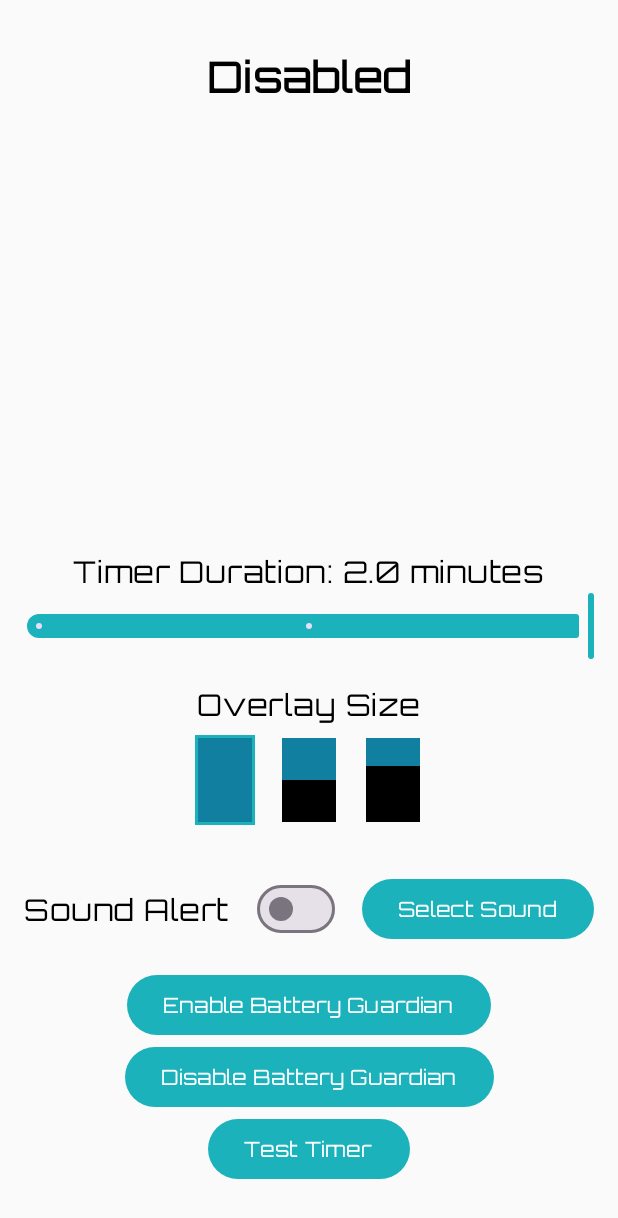
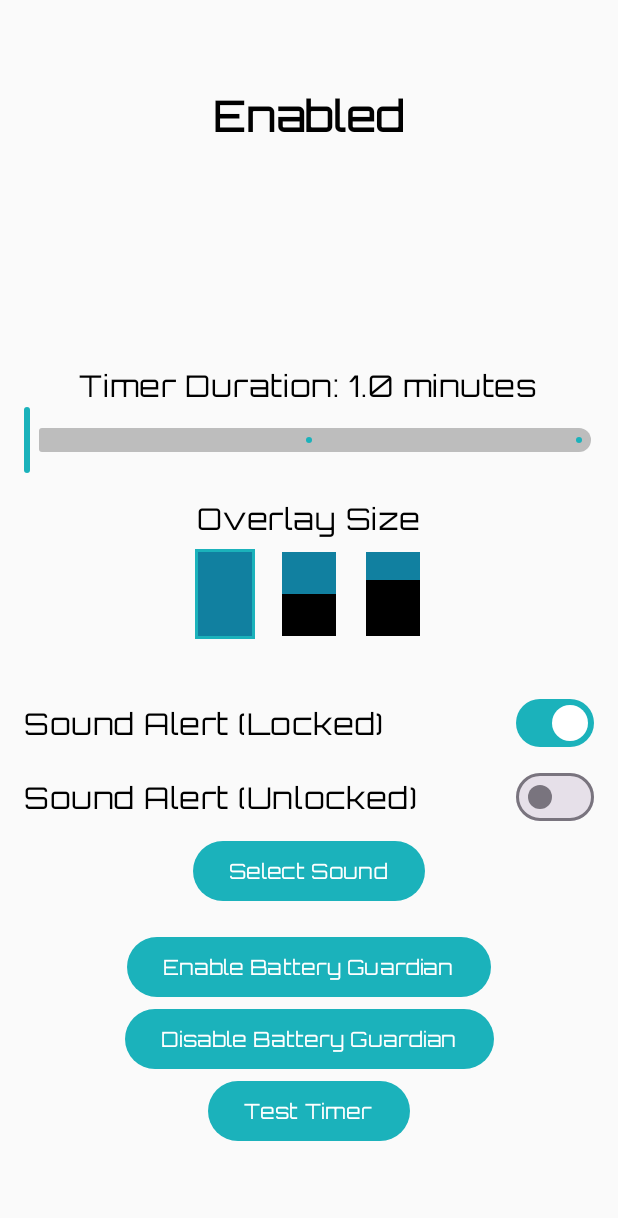
Before and after one commit to clyders42/Battery_Gaurdian, an Android app built with Jetpack Compose: the screen it shows after launch (MainActivity), on a phone screen of 412 x 824 dp. Shown: the top 1218 px of the screen. Run offline under Robolectric (Android 15) with nearby library versions, the phone set to English and light mode, and no system bars.

Commit message:
added logic for locked and unlocked state

```diff
--- a/app/src/main/java/com/clyde/nomody/MainActivity.kt
+++ b/app/src/main/java/com/clyde/nomody/MainActivity.kt
@@ -25,6 +25,7 @@ import androidx.compose.foundation.layout.height
 import androidx.compose.foundation.layout.padding
 import androidx.compose.foundation.layout.size
 import androidx.compose.foundation.layout.width
+import androidx.compose.material3.AlertDialog
 import androidx.compose.material3.Button
 import androidx.compose.material3.MaterialTheme
 import androidx.compose.material3.Slider
@@ -64,6 +65,7 @@ class MainActivity : ComponentActivity() {
     private val KEY_OVERLAY_SIZE = "overlay_size"
     private val KEY_SERVICE_ENABLED = "service_enabled"
     private val KEY_CUSTOM_SOUND_URI = "custom_sound_uri"
+    private val KEY_SOUND_ON_UNLOCKED = "sound_on_unlocked"
     private val REQUEST_CODE_OVERLAY_PERMISSION = 1001
     private fun copySoundToInternalStorage(context: Context, uri: Uri): String? {
         try {
@@ -83,14 +85,51 @@ class MainActivity : ComponentActivity() {
     }
     override fun onCreate(savedInstanceState: Bundle?) {
         super.onCreate(savedInstanceState)
+
+        val prefs = getSharedPreferences(PREFS_NAME, Context.MODE_PRIVATE)
+        if (!prefs.contains(KEY_SERVICE_ENABLED)) {
+            // First run, set default values
+            prefs.edit()
+                .putBoolean(KEY_SOUND_ALERT, true)
+                .putBoolean(KEY_SOUND_ON_UNLOCKED, false)
+                .putBoolean(KEY_SERVICE_ENABLED, true)
+                .apply()
+            startBatteryWatcherService()
+        }
+
         setContent {
             MyApplicationTheme(dynamicColor = false) {
-                val prefs = getSharedPreferences(PREFS_NAME, Context.MODE_PRIVATE)
-                var timerDuration by remember { mutableFloatStateOf(prefs.getFloat(KEY_TIMER_DURATION, 2f)) }
-                var soundAlert by remember { mutableStateOf(prefs.getBoolean(KEY_SOUND_ALERT, false)) }
+                var timerDuration by remember { mutableStateOf(prefs.getFloat(KEY_TIMER_DURATION, 1f)) }
+                var soundAlert by remember { mutableStateOf(prefs.getBoolean(KEY_SOUND_ALERT, true)) }
                 var overlaySize by remember { mutableStateOf(prefs.getInt(KEY_OVERLAY_SIZE, 0)) }
-                var serviceEnabled by remember { mutableStateOf(prefs.getBoolean(KEY_SERVICE_ENABLED, false)) }
+                var serviceEnabled by remember { mutableStateOf(prefs.getBoolean(KEY_SERVICE_ENABLED, true)) }
                 var customSoundUri by remember { mutableStateOf(prefs.getString(KEY_CUSTOM_SOUND_URI, null)) }
+                var soundOnUnlocked by remember { mutableStateOf(prefs.getBoolean(KEY_SOUND_ON_UNLOCKED, false)) }
+                var showWarningDialog by remember { mutableStateOf(false) }
+
+                if (showWarningDialog) {
+                    AlertDialog(
+                        onDismissRequest = { showWarningDialog = false },
+                        title = { Text("Enable Unlocked Sound Alert?") },
+                        text = { Text("Enabling sound alerts while the phone is unlocked may interrupt other audio, like music or videos. Are you sure?") },
+                        confirmButton = {
+                            Button(
+                                onClick = {
+                                    soundOnUnlocked = true
+                                    prefs.edit().putBoolean(KEY_SOUND_ON_UNLOCKED, true).apply()
+                                    showWarningDialog = false
+                                }
+                            ) {
+                                Text("Confirm")
+                            }
+                        },
+                        dismissButton = {
+                            Button(onClick = { showWarningDialog = false }) {
+                                Text("Cancel")
+                            }
+                        }
+                    )
+                }
 
                 val selectSoundLauncher = rememberLauncherForActivityResult(
                     contract = ActivityResultContracts.GetContent()
@@ -119,6 +158,15 @@ class MainActivity : ComponentActivity() {
                         onSoundAlertChange = {
                             soundAlert = it
                             prefs.edit().putBoolean(KEY_SOUND_ALERT, it).apply()
+                        },
+                        soundOnUnlocked = soundOnUnlocked,
+                        onSoundOnUnlockedChange = { enabled ->
+                            if (enabled) {
+                                showWarningDialog = true
+                            } else {
+                                soundOnUnlocked = false
+                                prefs.edit().putBoolean(KEY_SOUND_ON_UNLOCKED, false).apply()
+                            }
                         },
                         overlaySize = overlaySize,
                         onOverlaySizeChange = {
@@ -171,10 +219,13 @@ class MainActivity : ComponentActivity() {
                 val prefs = getSharedPreferences(PREFS_NAME, Context.MODE_PRIVATE)
                 val overlaySize = prefs.getInt(KEY_OVERLAY_SIZE, 0)
                 val customSoundUri = prefs.getString(KEY_CUSTOM_SOUND_URI, null)
+                val playWhenLocked = prefs.getBoolean(KEY_SOUND_ALERT, false)
+                val playWhenUnlocked = prefs.getBoolean(KEY_SOUND_ON_UNLOCKED, false)
 
                 val overlayIntent = Intent(this@MainActivity, FloatingOverlayService::class.java)
                 overlayIntent.putExtra("TIMER_DURATION_SECONDS", 10L) // 10 seconds for testing
-                overlayIntent.putExtra("SOUND_ALERT", true)
+                overlayIntent.putExtra("PLAY_WHEN_LOCKED", playWhenLocked)
+                overlayIntent.putExtra("PLAY_WHEN_UNLOCKED", playWhenUnlocked)
                 overlayIntent.putExtra("OVERLAY_SIZE", overlaySize)
                 overlayIntent.putExtra("CUSTOM_SOUND_URI", customSoundUri)
                 startService(overlayIntent)
@@ -222,6 +273,8 @@ fun SettingsScreen(
     onTimerDurationChange: (Float) -> Unit,
     soundAlert: Boolean,
     onSoundAlertChange: (Boolean) -> Unit,
+    soundOnUnlocked: Boolean,
+    onSoundOnUnlockedChange: (Boolean) -> Unit,
     overlaySize: Int,
     onOverlaySizeChange: (Int) -> Unit,
     serviceEnabled: Boolean,
@@ -237,7 +290,7 @@ fun SettingsScreen(
     ) {
         Text(
             text = if (serviceEnabled) "Enabled" else "Disabled",
-            modifier = Modifier.padding(bottom = 300.dp),
+            modifier = Modifier.padding(bottom = 150.dp),
             style = MaterialTheme.typography.bodyLarge.copy(
                 fontSize = 28.sp,
                 fontWeight = FontWeight.Bold
@@ -268,16 +321,34 @@ fun SettingsScreen(
 
         Spacer(modifier = Modifier.height(16.dp))
 
+        Column(
+            modifier = Modifier.fillMaxWidth().padding(16.dp),
+            horizontalAlignment = Alignment.CenterHorizontally
+        ) {
             Row(
-            modifier = Modifier.fillMaxWidth().padding(16.dp),
+                modifier = Modifier.fillMaxWidth(),
                 verticalAlignment = Alignment.CenterVertically,
                 horizontalArrangement = Arrangement.SpaceBetween
             ) {
-            Text(text = "Sound Alert")
+                Text(text = "Sound Alert (Locked)")
                 Switch(
                     checked = soundAlert,
                     onCheckedChange = onSoundAlertChange
                 )
+            }
+            Spacer(modifier = Modifier.height(1.dp))
+            Row(
+                modifier = Modifier.fillMaxWidth(),
+                verticalAlignment = Alignment.CenterVertically,
+                horizontalArrangement = Arrangement.SpaceBetween
+            ) {
+                Text(text = "Sound Alert (Unlocked)")
+                Switch(
+                    checked = soundOnUnlocked,
+                    onCheckedChange = onSoundOnUnlockedChange
+                )
+            }
+            Spacer(modifier = Modifier.height(1.dp))
             Button(onClick = onSelectSound) {
                 Text("Select Sound")
             }
@@ -367,10 +438,12 @@ fun SizeBox(
 fun SettingsScreenPreview() {
     MyApplicationTheme {
         SettingsScreen(
-            timerDuration = 2f,
+            timerDuration = 1f,
             onTimerDurationChange = {},
             soundAlert = true,
             onSoundAlertChange = {},
+            soundOnUnlocked = false,
+            onSoundOnUnlockedChange = {},
             overlaySize = 0,
             onOverlaySizeChange = {},
             serviceEnabled = true,
```
Also changed, not shown: app/src/main/java/com/clyde/nomody/BatteryWatcherService.kt (+7 -3 lines), app/src/main/java/com/clyde/nomody/FloatingOverlayService.kt (+14 -5 lines). Lines whose indentation alone changed are shown as unchanged.
